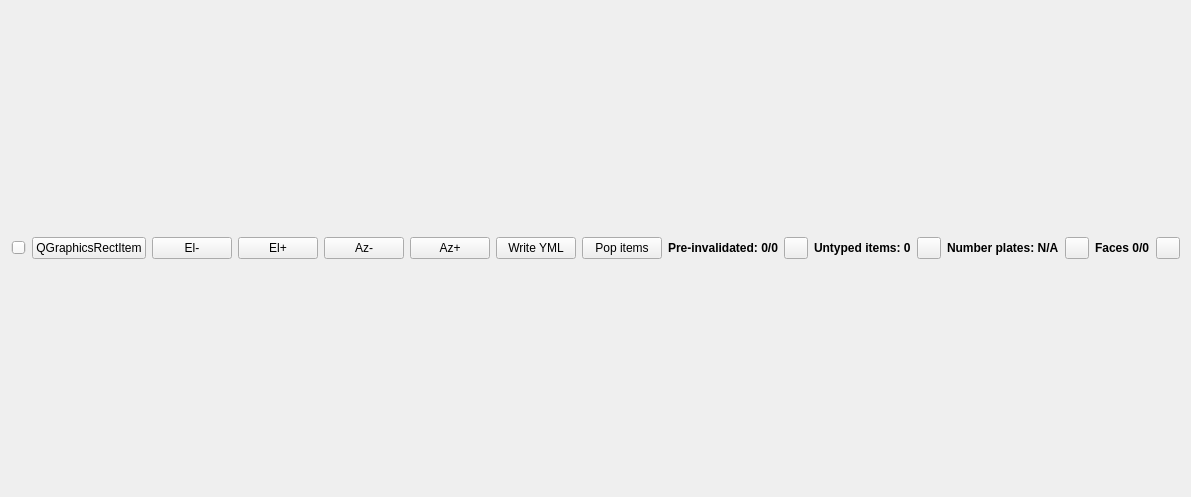
Old version of the form mainwindow.ui in the repository 3d4pi/yafdb-validator.
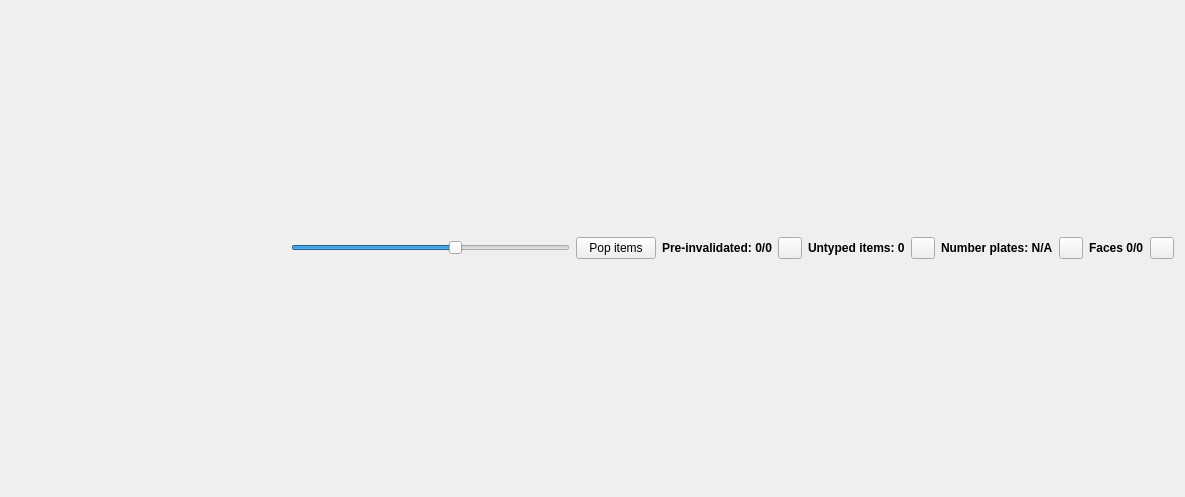
New version of the form. Icons and pictures are not drawn.

The edit to the form file:
```diff
--- a/mainwindow.ui
+++ b/mainwindow.ui
@@ -38,21 +38,7 @@
     </item>
     <item row="0" column="0">
      <layout class="QGridLayout" name="gridLayout_2">
-      <item row="1" column="5">
-       <widget class="QPushButton" name="pushButton_5">
-        <property name="text">
-         <string>El+</string>
-        </property>
-       </widget>
-      </item>
-      <item row="1" column="7">
-       <widget class="QPushButton" name="pushButton_3">
-        <property name="text">
-         <string>Az+</string>
-        </property>
-       </widget>
-      </item>
-      <item row="1" column="16">
+      <item row="1" column="10">
        <widget class="QLabel" name="facesLabel">
         <property name="font">
          <font>
@@ -65,7 +51,7 @@
         </property>
        </widget>
       </item>
-      <item row="1" column="14">
+      <item row="1" column="8">
        <widget class="QLabel" name="platesLabel">
         <property name="font">
          <font>
@@ -78,14 +64,7 @@
         </property>
        </widget>
       </item>
-      <item row="1" column="8">
-       <widget class="QPushButton" name="pushButton_2">
-        <property name="text">
-         <string>Write YML</string>
-        </property>
-       </widget>
-      </item>
-      <item row="1" column="12">
+      <item row="1" column="6">
        <widget class="QLabel" name="untypedLabel">
         <property name="font">
          <font>
@@ -98,7 +77,7 @@
         </property>
        </widget>
       </item>
-      <item row="1" column="11">
+      <item row="1" column="5">
        <widget class="QPushButton" name="preInvalidatedButton">
         <property name="maximumSize">
          <size>
@@ -121,7 +100,7 @@
         </property>
        </widget>
       </item>
-      <item row="1" column="17">
+      <item row="1" column="11">
        <widget class="QPushButton" name="facesButton">
         <property name="maximumSize">
          <size>
@@ -144,7 +123,7 @@
         </property>
        </widget>
       </item>
-      <item row="1" column="15">
+      <item row="1" column="9">
        <widget class="QPushButton" name="platesButton">
         <property name="maximumSize">
          <size>
@@ -167,35 +146,14 @@
         </property>
        </widget>
       </item>
-      <item row="1" column="6">
-       <widget class="QPushButton" name="pushButton_4">
-        <property name="text">
-         <string>Az-</string>
-        </property>
-       </widget>
-      </item>
-      <item row="1" column="4">
-       <widget class="QPushButton" name="pushButton_6">
-        <property name="text">
-         <string>El-</string>
-        </property>
-       </widget>
-      </item>
       <item row="1" column="3">
-       <widget class="QPushButton" name="pushButton_7">
-        <property name="text">
-         <string>QGraphicsRectItem</string>
-        </property>
-       </widget>
-      </item>
-      <item row="1" column="9">
        <widget class="QPushButton" name="pushButton">
         <property name="text">
          <string>Pop items</string>
         </property>
        </widget>
       </item>
-      <item row="1" column="13">
+      <item row="1" column="7">
        <widget class="QPushButton" name="untypedButton">
         <property name="maximumSize">
          <size>
@@ -234,7 +192,7 @@
         </property>
        </spacer>
       </item>
-      <item row="1" column="10">
+      <item row="1" column="4">
        <widget class="QLabel" name="preInvalidatedLabel">
         <property name="font">
          <font>
```
